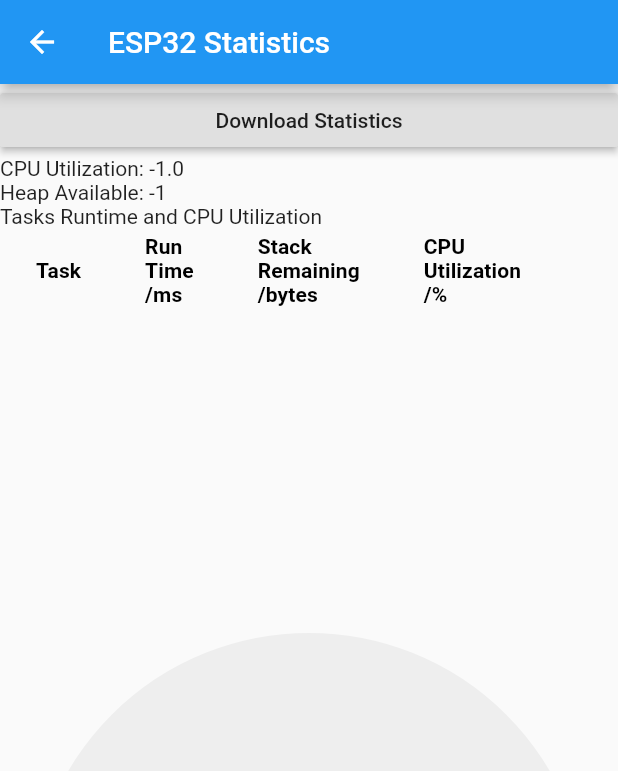
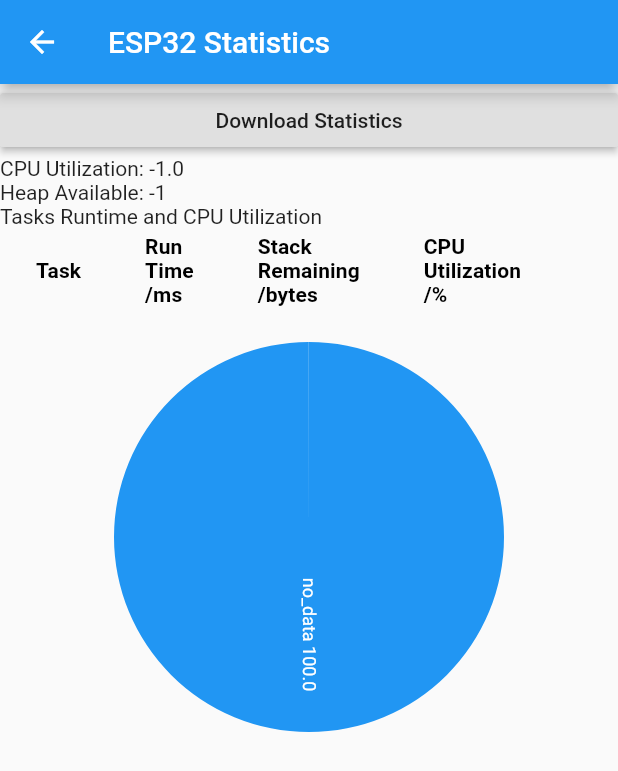
Before and after one commit to enrique-ramkissoon/esp32_diagnostics_app, a Flutter app: the StatsRoute screen opened by its route, after a tap on "Download Statistics", on a phone screen of 412 x 824 dp. Shown: the top 771 px of the screen. Run offline on Flutter 3.47's test engine with Material 2 defaults, Android fonts, the phone set to English and light mode, and no system bars; our stand-ins replace charts_flutter, flutter_blue; statements that could not run were skipped.

Commit message:
Fix Stats Layout bug, state logging bug and add connect timeout

```diff
--- a/lib/ConnectRoute.dart
+++ b/lib/ConnectRoute.dart
@@ -72,7 +72,7 @@ class ConnectRouteState extends State<ConnectRoute>{
 
   Future<void> bleConnect() async{
 
-    var ret = await this.espDevice.connect(autoConnect: false);
+    var ret = await this.espDevice.connect(timeout: Duration(seconds: 10) ,autoConnect: false);
     this.widget.arg.setConnectionFunction(espDevice);
     return ret;
   }
--- a/lib/StateRoute.dart
+++ b/lib/StateRoute.dart
@@ -106,6 +106,12 @@ class StateRouteState extends State<StateRoute>{
                       continue;
                     }
 
+                    if(bleReadList[conn] == 0x04){
+                      readingStr = readingStr + "Viewed Stats,\n";
+                      conn+=1;
+                      continue;
+                    }
+
                     if(bleReadList.indexOf(0x3F,conn+1) == -1)
                     {
                       break;
--- a/lib/StatsRoute.dart
+++ b/lib/StatsRoute.dart
@@ -43,7 +43,7 @@ class StatsRouteState extends State<StatsRoute>{
   }
 
   List<charts.Series<StatsDatum, String>> createListData() {
-    cpuData.add(new StatsDatum('', 0));
+    cpuData.add(new StatsDatum('no_data', 100));
 
     return [
       new charts.Series<StatsDatum, String>(
@@ -93,6 +93,8 @@ class StatsRouteState extends State<StatsRoute>{
                 child: Text('Download Statistics'),
 
                 onPressed: () async {
+
+                  await new Future.delayed(const Duration(seconds : 2));
 
                   List<int> bleList;
 
@@ -248,7 +250,8 @@ class StatsRouteState extends State<StatsRoute>{
               ),
 
               Container(
-                height: 800,
+                height: 300,
+                width: 300,
                 //child: Expanded(
                   child: charts.PieChart(
                     statSeries,
```
